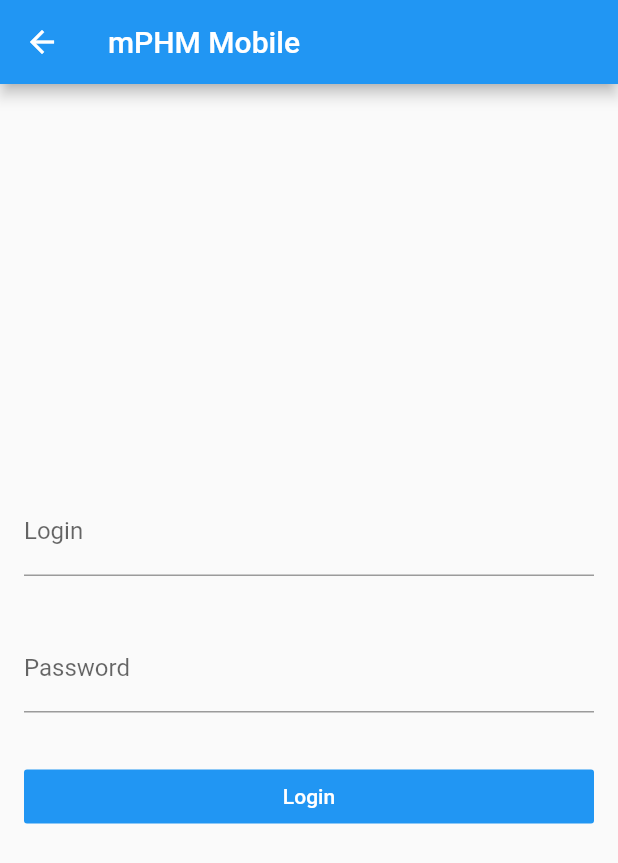
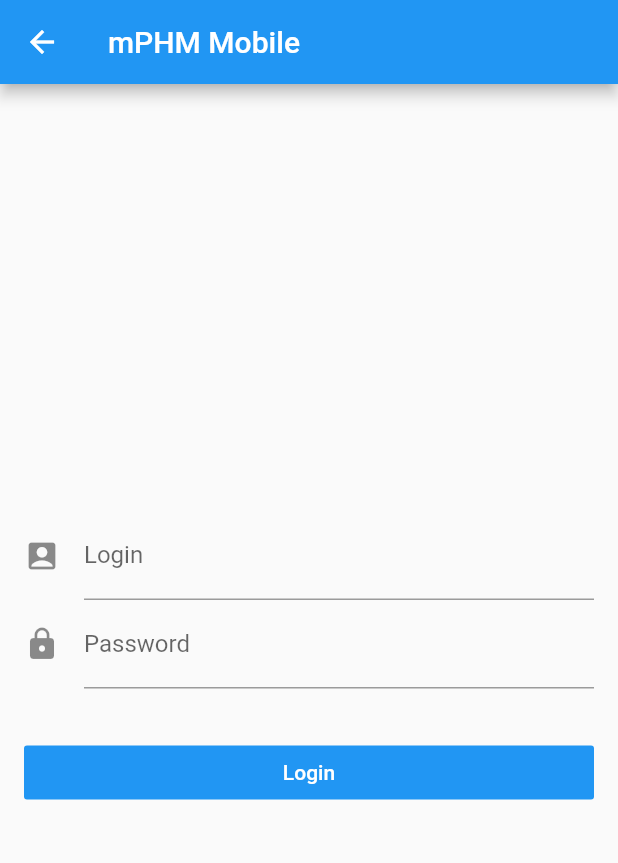
Before and after one commit to LeonidEmelyanov/mPHM-Mobile, a Flutter app: the LoginPage screen opened directly, on a phone screen of 412 x 824 dp. Shown: the top 863 px of the screen. Run offline on Flutter 3.47's test engine with Material 2 defaults, Android fonts, the phone set to English and light mode, and no system bars; our stand-ins replace dio.

Commit message:
Login impovement

```diff
--- a/lib/src/blocs/login_bloc.dart
+++ b/lib/src/blocs/login_bloc.dart
@@ -21,6 +21,8 @@ class LoginBloc {
     try {
       _loadingController.add(true);
       _loginController.add(await _loginApi.login(_login, _password));
+      _login = null;
+      _password = null;
     } catch (e) {
       _loginController.addError(Exception("Invalid login or password"));
     } finally {
--- a/lib/src/ui/login_page.dart
+++ b/lib/src/ui/login_page.dart
@@ -16,8 +16,11 @@ class LoginPage extends StatelessWidget {
         title: Text("mPHM Mobile"),
       ),
       body: StreamBuilder<Doctor>(
+        initialData: null,
         stream: loginBloc.loginStream,
         builder: (context, snapshot) {
+          debugPrint(snapshot.connectionState.toString());
+
           if (snapshot.hasError) {
             ErrorDialog(snapshot.error.toString()).show(context);
           }
@@ -30,6 +33,8 @@ class LoginPage extends StatelessWidget {
                     ));
           }
           return LoginWidget();
-            }));
+        },
+      ),
+    );
   }
 }
--- a/lib/src/ui/patient_page.dart
+++ b/lib/src/ui/patient_page.dart
@@ -8,7 +8,7 @@ class PacientPage extends StatelessWidget {
   @override
   Widget build(BuildContext context) {
     final pacientBloc = Provider.of<PacientBloc>(context);
-    final doctor = ModalRoute.of<Doctor>(context).settings.arguments;
+    final Doctor doctor = ModalRoute.of(context).settings.arguments;
 
     return Scaffold(
       appBar: AppBar(
--- a/lib/src/widgets/login_widget.dart
+++ b/lib/src/widgets/login_widget.dart
@@ -11,18 +11,18 @@ class LoginWidget extends StatelessWidget {
     var _loginBloc = Provider.of<LoginBloc>(context);
 
     return StreamBuilder<bool>(
-        initialData: false,
-        stream: _loginBloc.loadingStream,
-        builder: (context, snapshot) {
-          return Column(
+      initialData: false,
+      stream: _loginBloc.loadingStream,
+      builder: (context, snapshot) => Column(
             mainAxisAlignment: MainAxisAlignment.center,
             crossAxisAlignment: CrossAxisAlignment.center,
             children: [
               Padding(
-                padding: const EdgeInsets.all(16.0),
+                padding: const EdgeInsets.only(left: 16, right: 16),
                 child: TextField(
                   decoration: InputDecoration(
                     labelText: "Login",
+                    icon: Icon(Icons.account_box),
                   ),
                   autocorrect: false,
                   textInputAction: TextInputAction.next,
@@ -33,10 +33,11 @@ class LoginWidget extends StatelessWidget {
                 ),
               ),
               Padding(
-                padding: const EdgeInsets.all(16.0),
+                padding: const EdgeInsets.only(left: 16, right: 16),
                 child: TextField(
                   decoration: InputDecoration(
                     labelText: "Password",
+                    icon: Icon(Icons.lock),
                   ),
                   obscureText: true,
                   autocorrect: false,
@@ -47,7 +48,7 @@ class LoginWidget extends StatelessWidget {
                 ),
               ),
               Padding(
-                padding: const EdgeInsets.all(16.0),
+                padding: const EdgeInsets.only(left: 16, right: 16, top: 32),
                 child: snapshot.data
                     ? CircularProgressIndicator()
                     : SizedBox(
@@ -62,9 +63,9 @@ class LoginWidget extends StatelessWidget {
                           onPressed: () => _loginBloc.doLogin(),
                         ),
                       ),
-              )
+              ),
             ],
-          );
-        });
+          ),
+    );
   }
 }
```
Lines whose indentation alone changed are shown as unchanged.
